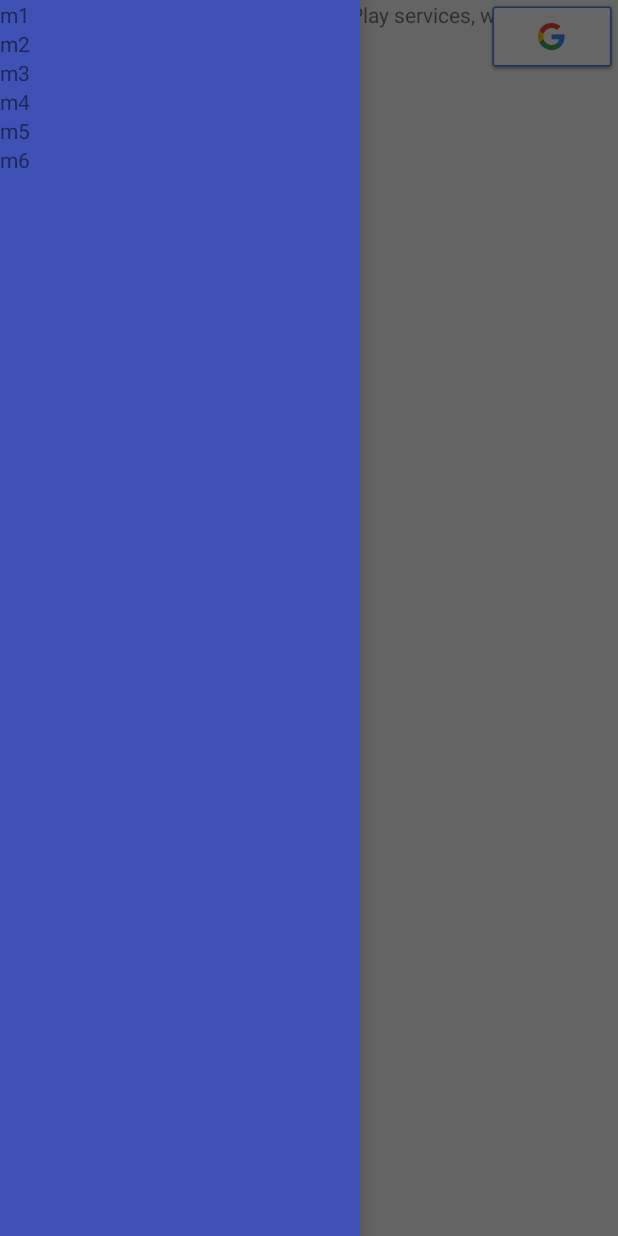
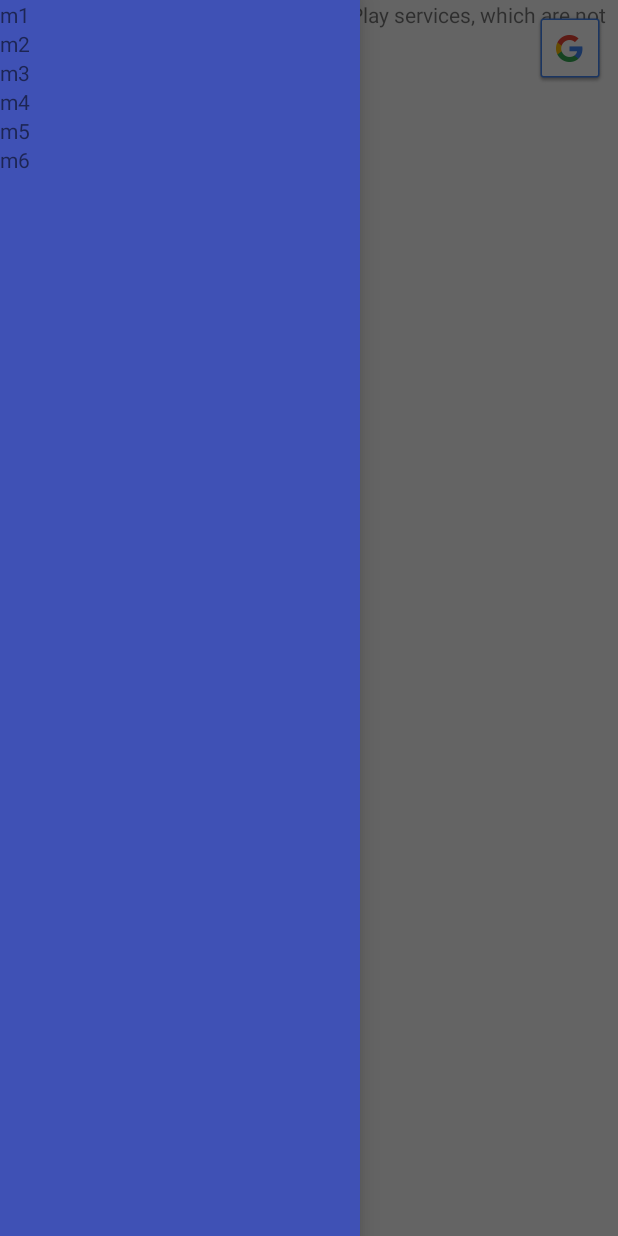
Before and after one commit to AntonSidarau/android, an Android app: the screen it shows after launch (MainActivity), with the side drawer open, on a phone screen of 412 x 824 dp. Run offline under Robolectric (Android 15) with nearby library versions, the phone set to English and light mode, and no system bars; our stand-ins replace ButterKnife.

Commit message:
some fixes

```diff
--- a/googlemap/src/main/java/com/example/googlemap/view/activity/MainActivity.java
+++ b/googlemap/src/main/java/com/example/googlemap/view/activity/MainActivity.java
@@ -70,6 +70,7 @@ public class MainActivity extends AppCompatActivity implements OnMapReadyCallbac
 
         if (checkLocationPermission()) {
             btnLocation.setVisibility(View.GONE);
+            enableLocationFeatures();
         } else {
             btnLocation.setVisibility(View.VISIBLE);
         }
--- a/googlemap/src/main/res/layout/activity_main.xml
+++ b/googlemap/src/main/res/layout/activity_main.xml
@@ -22,12 +22,15 @@
             android:layout_height="match_parent"/>
 
         <Button
-            android:layout_width="wrap_content"
-            android:layout_height="wrap_content"
-            android:background="@drawable/common_google_signin_btn_icon_dark_normal"
+            android:id="@+id/btn_location"
+            android:layout_width="48dp"
+            android:layout_height="48dp"
             android:layout_alignParentEnd="true"
             android:layout_alignParentRight="true"
-            android:id="@+id/btn_location"/>
+            android:layout_marginEnd="@dimen/activity_horizontal_margin"
+            android:layout_marginRight="@dimen/activity_horizontal_margin"
+            android:layout_marginTop="@dimen/activity_vertical_margin"
+            android:background="@drawable/common_google_signin_btn_icon_dark"/>
     </RelativeLayout>
 
 
--- a/googlemap/src/main/res/values-w820dp/dimens.xml
+++ b/googlemap/src/main/res/values-w820dp/dimens.xml
@@ -2,5 +2,5 @@
     <!-- Example customization of dimensions originally defined in res/values/dimens.xml
          (such as screen margins) for screens with more than 820dp of available width. This
          would include 7" and 10" devices in landscape (~960dp and ~1280dp respectively). -->
-    <dimen name="activity_horizontal_margin">64dp</dimen>
+    <dimen name="activity_horizontal_margin">32dp</dimen>
 </resources>
--- a/googlemap/src/main/res/values/dimens.xml
+++ b/googlemap/src/main/res/values/dimens.xml
@@ -1,5 +1,5 @@
 <resources>
     <!-- Default screen margins, per the Android Design guidelines. -->
-    <dimen name="activity_horizontal_margin">16dp</dimen>
-    <dimen name="activity_vertical_margin">16dp</dimen>
+    <dimen name="activity_horizontal_margin">8dp</dimen>
+    <dimen name="activity_vertical_margin">8dp</dimen>
 </resources>
```
